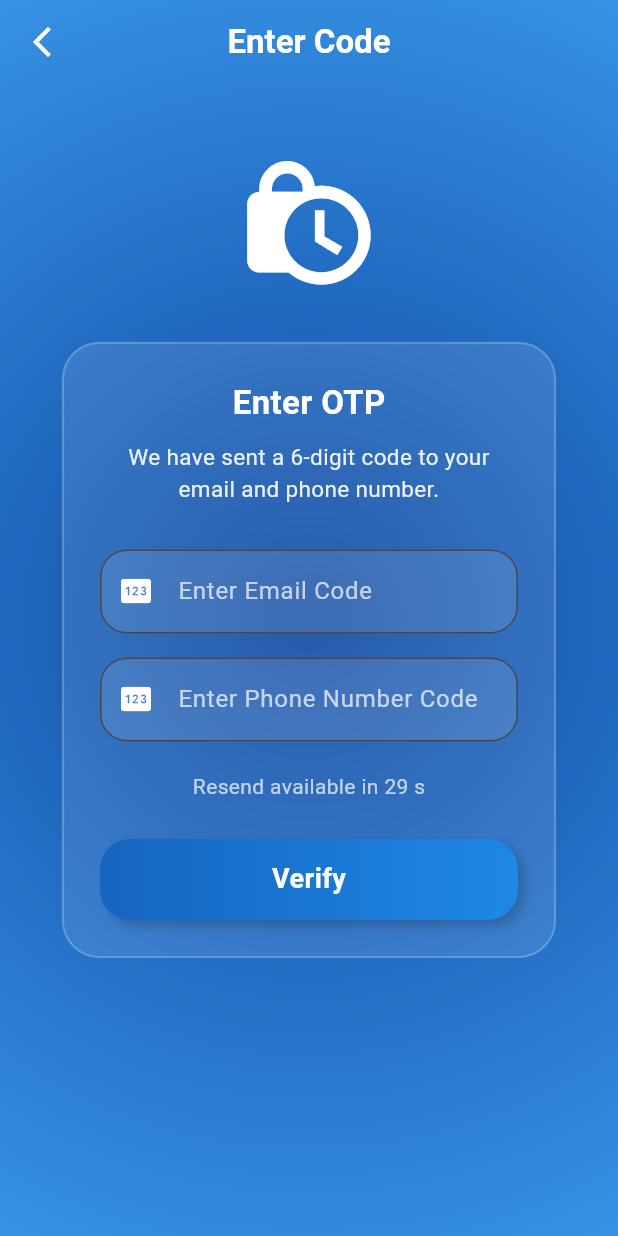
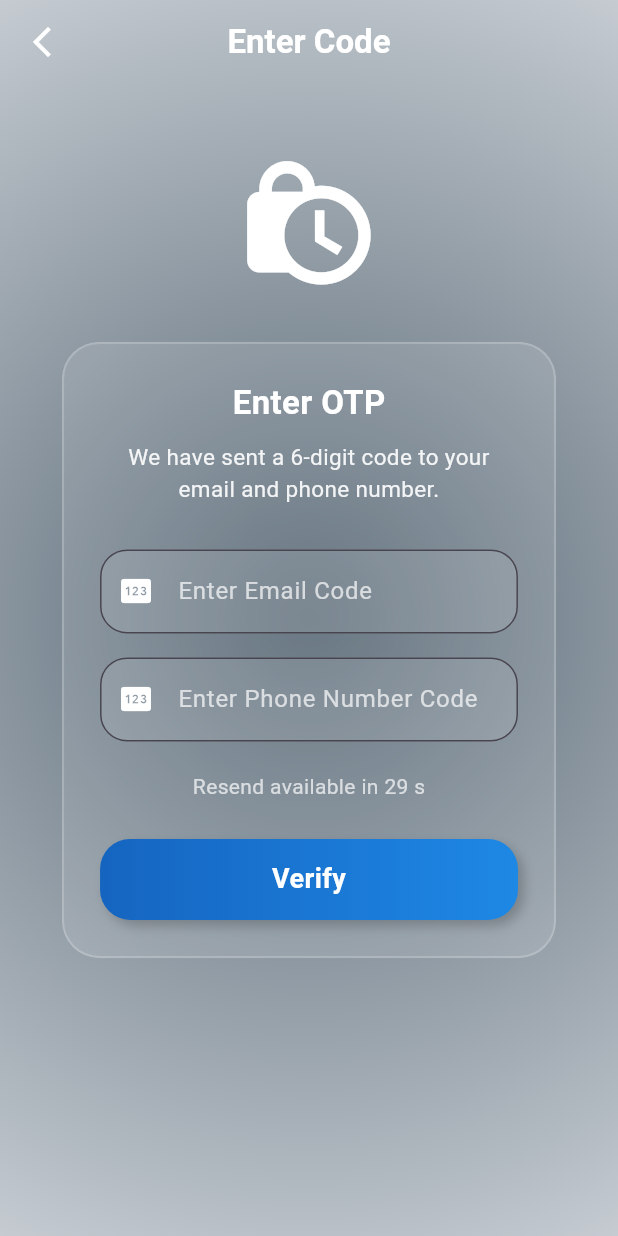
Before and after one commit to osama-dev-nabiqasim/NQConnect, a Flutter app: the EnterOtpScreen screen opened by its route, on a phone screen of 412 x 824 dp. Run offline on Flutter 3.47's test engine with Material 3 defaults, Android fonts, the light colour scheme and no system bars; our stand-ins replace get.

Commit message:
Updated on 08-09-2025

```diff
--- a/lib/screens/auth_screens/login_screen.dart
+++ b/lib/screens/auth_screens/login_screen.dart
@@ -109,7 +109,7 @@ class _LoginScreenState extends State<LoginScreen> {
             children: [
               // Top Gradient Background
               Container(
-                height: screenHeight / 2.5,
+                height: screenHeight / 2.6,
                 decoration: BoxDecoration(
                   gradient: LinearGradient(
                     colors: [
--- a/lib/screens/auth_screens/reset_password_screens/EnterOtpScreen.dart
+++ b/lib/screens/auth_screens/reset_password_screens/EnterOtpScreen.dart
@@ -134,8 +134,13 @@ class _EnterOtpScreenState extends State<EnterOtpScreen> {
         decoration: BoxDecoration(
           gradient: RadialGradient(
             center: Alignment.center,
-            radius: 1.4,
-            colors: [Colors.blue.shade900, Colors.blue.shade400],
+            radius: 1.6,
+            colors: [
+              const Color.fromARGB(255, 87, 103, 116), // near white
+              Color(0xFFF4F6F9), // light greyish
+            ],
+            // begin: Alignment.topLeft,
+            // end: Alignment.bottomRight,
           ),
         ),
         child: SingleChildScrollView(
```
Also changed, not shown: lib/screens/auth_screens/reset_password_screens/ResetPasswordScreen.dart (+7 -2 lines), lib/screens/auth_screens/reset_password_screens/forgot_password.dart (+5 -2 lines).
